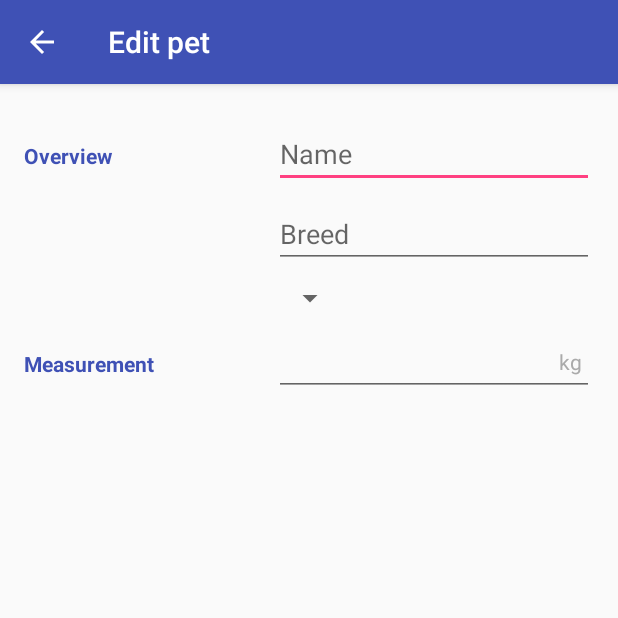
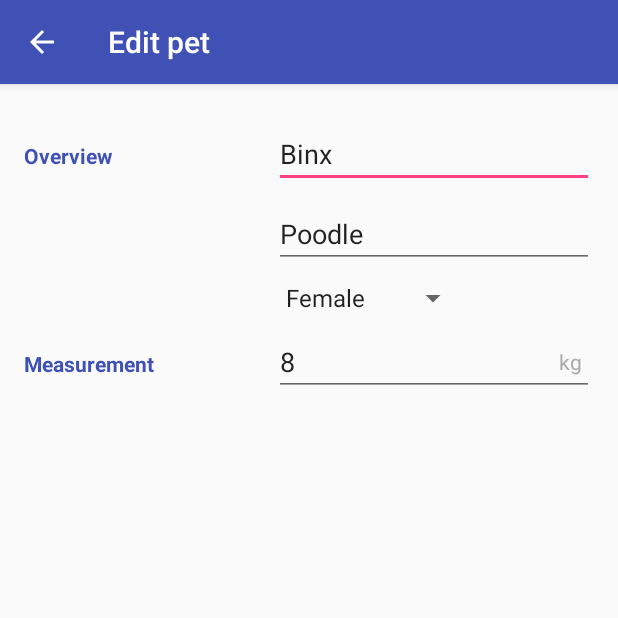
Before and after one commit to ZianeA/Pets, an Android app: the screen it shows after launch (EditorActivity), after a tap on "Binx", on a phone screen of 412 x 824 dp, the top half of it. Run offline under Robolectric (Android 15) with nearby library versions, the phone set to English and light mode, and no system bars.

Commit message:
Implement passing data from CatalogActivity to EditorActivity

```diff
--- a/app/src/main/java/com/example/android/pets/CatalogActivity.java
+++ b/app/src/main/java/com/example/android/pets/CatalogActivity.java
@@ -18,6 +18,7 @@ import com.example.android.pets.data.DataProvider;
 public class CatalogActivity extends AppCompatActivity {
 
     private static final String TAG = CatalogActivity.class.getSimpleName();
+    public static final String SELECTED_PET_KEY = "SELECTED_PET";
 
     @Override
     protected void onCreate(Bundle savedInstanceState) {
@@ -38,16 +39,18 @@ public class CatalogActivity extends AppCompatActivity {
         RecyclerView mRecyclerView = findViewById(R.id.rv_pets);
         mRecyclerView.setHasFixedSize(true);
         mRecyclerView.setLayoutManager(new LinearLayoutManager(this));
-        mRecyclerView.setAdapter(new PetsAdapter(DataProvider.pets, new View.OnClickListener() {
+        mRecyclerView.setAdapter(new PetsAdapter(DataProvider.pets,
+                new PetsAdapter.OnPetListItemClickListener() {
             @Override
-            public void onClick(View view) {
-               navigateToEditor();
+            public void onClick(View view, Pet pet) {
+                navigateToEditor(pet);
             }
         }));
     }
 
-    private void navigateToEditor() {
+    private void navigateToEditor(Pet pet) {
         Intent intent = new Intent(this, EditorActivity.class);
+        intent.putExtra(SELECTED_PET_KEY, pet);
         startActivity(intent);
     }
 
--- a/app/src/main/java/com/example/android/pets/EditorActivity.java
+++ b/app/src/main/java/com/example/android/pets/EditorActivity.java
@@ -4,9 +4,16 @@ import android.support.v4.app.NavUtils;
 import android.support.v7.app.ActionBar;
 import android.support.v7.app.AppCompatActivity;
 import android.os.Bundle;
+import android.util.Log;
 import android.view.MenuItem;
+import android.widget.ArrayAdapter;
+import android.widget.EditText;
+import android.widget.Spinner;
+import android.widget.TextView;
 
 public class EditorActivity extends AppCompatActivity {
+
+    private static final String TAG = EditorActivity.class.getSimpleName();
 
     @Override
     protected void onCreate(Bundle savedInstanceState) {
@@ -17,6 +24,19 @@ public class EditorActivity extends AppCompatActivity {
         if (ab != null) {
             ab.setDisplayHomeAsUpEnabled(true);
         }
+
+        EditText mName = findViewById(R.id.et_name);
+        EditText mBreed = findViewById(R.id.et_breed);
+        EditText mWeight = findViewById(R.id.et_measurement);
+        Spinner mGenderSpinner = findViewById(R.id.spinner_gender);
+
+        Pet selectedPet = getIntent().getParcelableExtra(CatalogActivity.SELECTED_PET_KEY);
+
+        mName.setText(selectedPet.getName());
+        mBreed.setText(selectedPet.getBreed());
+        mWeight.setText(String.valueOf(selectedPet.getWeight()));
+        mGenderSpinner.setSelection(selectedPet.getGender());
+
     }
 
     @Override
--- a/app/src/main/java/com/example/android/pets/Pet.java
+++ b/app/src/main/java/com/example/android/pets/Pet.java
@@ -1,25 +1,51 @@
 package com.example.android.pets;
 
+import android.os.Parcel;
+import android.os.Parcelable;
 import android.support.annotation.IntDef;
 
 import java.lang.annotation.Retention;
 import java.lang.annotation.RetentionPolicy;
 
-public class Pet {
+public class Pet implements Parcelable{
 
     private String name;
     private String breed;
     private int gender;
     private int weight;
 
+    @Override
+    public int describeContents() {
+        return 0;
+    }
+
+    @Override
+    public void writeToParcel(Parcel parcel, int i) {
+        parcel.writeString(name);
+        parcel.writeString(breed);
+        parcel.writeInt(gender);
+        parcel.writeInt(weight);
+    }
+
+    public static final Parcelable.Creator<Pet> CREATOR
+            = new Parcelable.Creator<Pet>() {
+        public Pet createFromParcel(Parcel in) {
+            return new Pet(in);
+        }
+
+        public Pet[] newArray(int size) {
+            return new Pet[size];
+        }
+    };
+
     @Retention(RetentionPolicy.SOURCE)
     @IntDef({GENDER_MALE, GENDER_FEMALE, GENDER_UNKNOWN})
     public @interface Gender {
     }
 
-    public static final int GENDER_MALE = 1;
-    public static final int GENDER_FEMALE = 2;
-    public static final int GENDER_UNKNOWN = 3;
+    public static final int GENDER_MALE = 0;
+    public static final int GENDER_FEMALE = 1;
+    public static final int GENDER_UNKNOWN = 2;
 
     /**
      * @param name   the name of the pet
@@ -34,7 +60,11 @@ public class Pet {
         this.weight = weight;
     }
 
-    public Pet() {
+    public Pet(Parcel in) {
+        name = in.readString();
+        breed = in.readString();
+        gender = in.readInt();
+        weight = in.readInt();
     }
 
     public String getName() {
--- a/app/src/main/java/com/example/android/pets/PetsAdapter.java
+++ b/app/src/main/java/com/example/android/pets/PetsAdapter.java
@@ -12,9 +12,9 @@ import java.util.List;
 public class PetsAdapter extends RecyclerView.Adapter<PetsAdapter.PetsAdapterViewHolder> {
 
     private List<Pet> mData;
-    private View.OnClickListener mClickListener;
+    private OnPetListItemClickListener mClickListener;
 
-    public PetsAdapter(List<Pet> data, View.OnClickListener clickListener) {
+    public PetsAdapter(List<Pet> data, OnPetListItemClickListener clickListener) {
         mData = data;
         mClickListener = clickListener;
     }
@@ -38,7 +38,8 @@ public class PetsAdapter extends RecyclerView.Adapter<PetsAdapter.PetsAdapterVie
         return mData != null ? mData.size() : 0;
     }
 
-    public class PetsAdapterViewHolder extends RecyclerView.ViewHolder {
+    public class PetsAdapterViewHolder extends RecyclerView.ViewHolder
+            implements View.OnClickListener {
 
         private TextView mName;
         private TextView mBreed;
@@ -47,12 +48,21 @@ public class PetsAdapter extends RecyclerView.Adapter<PetsAdapter.PetsAdapterVie
             super(itemView);
             mName = itemView.findViewById(R.id.tv_name);
             mBreed = itemView.findViewById(R.id.tv_breed);
-            itemView.setOnClickListener(mClickListener);
+            itemView.setOnClickListener(this);
         }
 
         private void bind(int position) {
             mName.setText(mData.get(position).getName());
             mBreed.setText(mData.get(position).getBreed());
         }
+
+        @Override
+        public void onClick(View view) {
+            mClickListener.onClick(view, mData.get(getLayoutPosition()));
+        }
+    }
+
+    public interface OnPetListItemClickListener {
+        public void onClick(View view, Pet pet);
     }
 }
--- a/app/src/main/res/layout/activity_editor.xml
+++ b/app/src/main/res/layout/activity_editor.xml
@@ -59,16 +59,17 @@
         android:textSize="14sp"
         android:textStyle="bold"
         app:fontFamily="sans-serif"
-        app:layout_constraintBottom_toTopOf="@+id/et_gender"
+        app:layout_constraintBottom_toTopOf="@+id/spinner_gender"
         app:layout_constraintStart_toStartOf="parent"
-        app:layout_constraintTop_toBottomOf="@+id/et_gender" />
+        app:layout_constraintTop_toBottomOf="@+id/spinner_gender" />
 
     <Spinner
-        android:id="@+id/et_gender"
+        android:id="@+id/spinner_gender"
         android:layout_width="wrap_content"
         android:layout_height="wrap_content"
         android:layout_marginTop="8dp"
         android:ems="10"
+        android:entries="@array/pet_gender"
         android:inputType="textPersonName"
         app:layout_constraintStart_toStartOf="@+id/et_breed"
         app:layout_constraintTop_toBottomOf="@+id/et_breed" />
@@ -81,8 +82,8 @@
         android:layout_marginRight="16dp"
         android:layout_marginTop="8dp"
         app:layout_constraintEnd_toEndOf="parent"
-        app:layout_constraintStart_toStartOf="@+id/et_gender"
-        app:layout_constraintTop_toBottomOf="@+id/et_gender">
+        app:layout_constraintStart_toStartOf="@+id/spinner_gender"
+        app:layout_constraintTop_toBottomOf="@+id/spinner_gender">
 
         <EditText
             android:id="@+id/et_measurement"
--- a/app/src/main/res/values/strings.xml
+++ b/app/src/main/res/values/strings.xml
@@ -7,4 +7,10 @@
     <string name="gender">Gender</string>
     <string name="measurement">Measurement</string>
     <string name="weight_unit_kg">kg</string>
+
+    <string-array name="pet_gender">
+        <item>Male</item>
+        <item>Female</item>
+        <item>Unknown</item>
+    </string-array>
 </resources>
```
